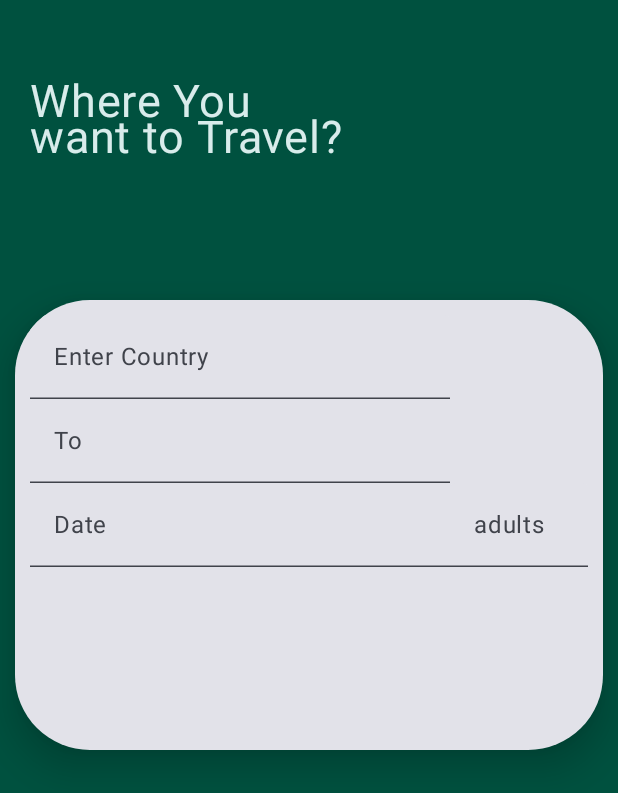
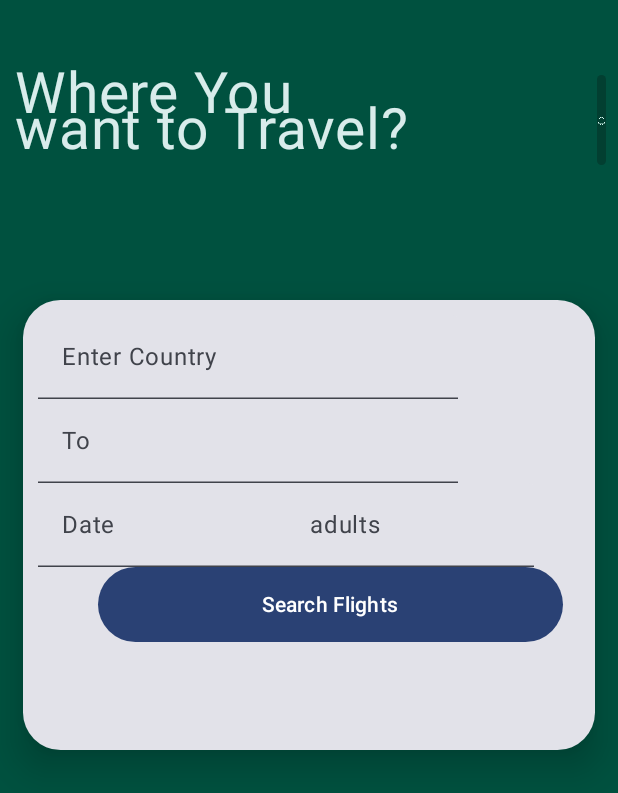
Before and after one commit to talhashakeel8981/FlightBookingApp, an Android app built with Jetpack Compose: the composable FlightSearch shown on its own in the app's theme, on a phone screen of 412 x 824 dp. Shown: the top 793 px of the screen. Run offline under Robolectric (Android 15) with nearby library versions, the light colour scheme and no system bars; 1 statement that could not run was skipped.

Commit message:
second screen

```diff
--- a/app/build.gradle.kts
+++ b/app/build.gradle.kts
@@ -58,4 +58,5 @@
     androidTestImplementation(libs.androidx.ui.test.junit4)
     debugImplementation(libs.androidx.ui.tooling)
     debugImplementation(libs.androidx.ui.test.manifest)
+
 }
--- a/app/src/main/java/com/example/flightbookingapp/ui/Screens/FlightSearch.kt
+++ b/app/src/main/java/com/example/flightbookingapp/ui/Screens/FlightSearch.kt
@@ -1,5 +1,6 @@
 package com.example.flightbookingapp.ui.Screens
 
+import androidx.compose.foundation.Image
 import androidx.compose.foundation.background
 import androidx.compose.foundation.layout.Box
 import androidx.compose.foundation.layout.Column
@@ -8,18 +9,30 @@
 import androidx.compose.foundation.layout.fillMaxWidth
 import androidx.compose.foundation.layout.height
 import androidx.compose.foundation.layout.padding
+import androidx.compose.foundation.layout.size
+import androidx.compose.foundation.layout.width
+import androidx.compose.foundation.shape.CircleShape
 import androidx.compose.foundation.shape.RoundedCornerShape
+import androidx.compose.material.icons.Icons
+import androidx.compose.material.icons.filled.Notifications
+import androidx.compose.material3.Button
 import androidx.compose.material3.Card
 import androidx.compose.material3.CardDefaults
+import androidx.compose.material3.Icon
 import androidx.compose.material3.Text
 import androidx.compose.material3.TextField
 import androidx.compose.runtime.Composable
 import androidx.compose.runtime.mutableStateOf
 import androidx.compose.runtime.remember
+import androidx.compose.ui.Alignment
 import androidx.compose.ui.Modifier
+import androidx.compose.ui.draw.clip
 import androidx.compose.ui.graphics.Color
+import androidx.compose.ui.graphics.ColorFilter
+import androidx.compose.ui.res.painterResource
 import androidx.compose.ui.unit.dp
 import androidx.compose.ui.unit.sp
+import com.example.flightbookingapp.R
 
 @Composable
 fun FlightSearch()
@@ -36,25 +49,48 @@
     {
         Row (
             modifier = Modifier
-                .padding(start = 20.dp, top = 50.dp)
+//                .padding(start = 20.dp, top = 50.dp)
         ){
-            Text(text = "Where You\nwant to Travel?",
+            Text(
+
+                modifier = Modifier
+                    .padding(start = 10.dp, top = 40.dp),
+
+                text = "Where You\nwant to Travel?",
                 color = Color(red = 216, green = 236, blue = 235),
-                fontSize = 30.sp
+                fontSize = 38.sp,
+
 
             )
+            Box(
+                modifier = Modifier
+                    .padding(start = 125.dp, top = 50.dp, end = 8.dp)
+                    .size(60.dp)                      // Bigger circle size
+                    .clip(CircleShape)
+                    .background(Color(2, 63, 49)),   // Background color for circle
+                contentAlignment = Alignment.Center  // Center the icon inside the box
+            ) {
+                Image(
+                    painter = painterResource(id = R.drawable.bell),
+                    contentDescription = "",
+                    modifier = Modifier.size(30.dp), // Smaller icon size inside bigger circle
+                    colorFilter = ColorFilter.tint(Color(212, 248, 240))
+                )
+            }
+
+
 
         }
         Card(
 
             modifier = Modifier
                 .padding(top = 200.dp)
-                .padding(start = 10.dp, end = 10.dp)
+                .padding(start = 15.dp, end = 15.dp)
                 .fillMaxWidth()
                 .height(300.dp)
             ,
 
-            shape = RoundedCornerShape(50.dp),
+            shape = RoundedCornerShape(25.dp),
             elevation = CardDefaults.cardElevation(16.dp)
         ) {
             Column (
@@ -62,7 +98,9 @@
                     .fillMaxSize()
                     .padding(10.dp)
             ){
-                TextField(value = departure.value,
+                TextField(
+
+                    value = departure.value,
                     onValueChange = {departure.value=(it)},
                     label = { Text(text = "Enter Country") }
 
@@ -78,18 +116,41 @@
                 Row (
 
                 ){
-                    TextField(value = date.value,
+                    TextField(
+
+                        modifier = Modifier
+                            .width(165.dp),
+                        value = date.value,
                         onValueChange = {date.value=(it)},
                         label = { Text(text = "Date") }
                     )
-                    TextField(value = persons.value,
+                    TextField(
+                        modifier = Modifier
+                            .width(165.dp),
+
+
+                        value = persons.value,
                         onValueChange = {persons.value=(it)},
                         label = { Text(text = "adults") }
                     )
+
+
+                }
+
+                    Button(
+
+                        onClick = { },
+                        modifier = Modifier
+                            .width(350.dp)
+                            .padding(start = 40.dp)
+                            .height(50.dp),
+
+                    ) {
+                        Text("Search Flights")
+                    }
                 }
 
             }
 
         }
     }
-}
--- a/build.gradle.kts
+++ b/build.gradle.kts
@@ -3,4 +3,6 @@
     alias(libs.plugins.android.application) apply false
     alias(libs.plugins.kotlin.android) apply false
     alias(libs.plugins.kotlin.compose) apply false
+
+
 }
--- a/gradle/libs.versions.toml
+++ b/gradle/libs.versions.toml
@@ -1,5 +1,5 @@
 [versions]
-agp = "8.10.1"
+agp = "8.8.0"
 kotlin = "2.0.0"
 coreKtx = "1.16.0"
 junit = "4.13.2"
```
